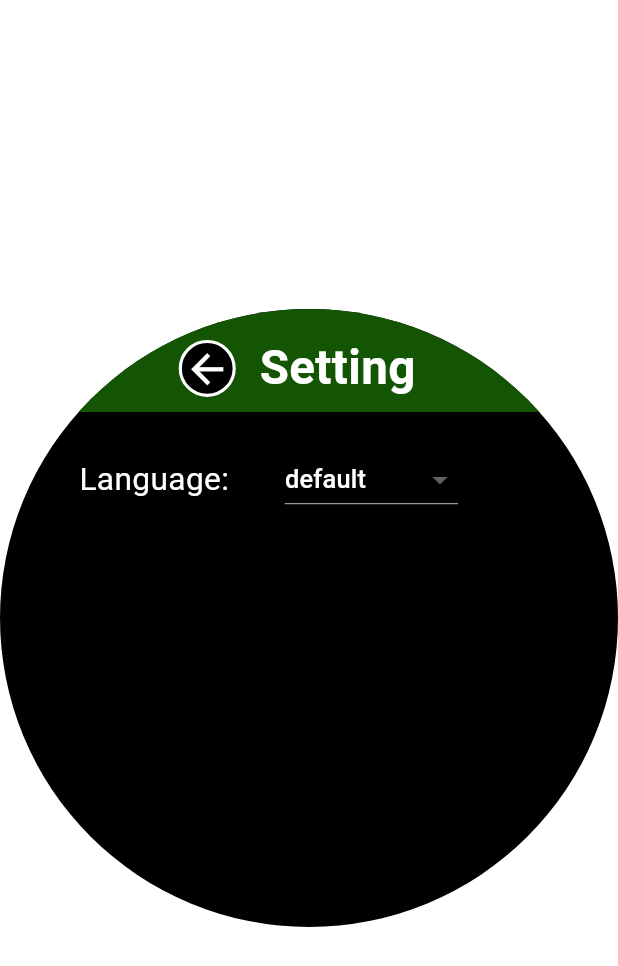
After one commit to raymondtruongdev/ChatBot, a Flutter app: the SettingPage screen opened directly, on a phone screen of 412 x 824 dp. The commit adds this screen. Shown: the top 966 px of the screen. Run offline on Flutter 3.47's test engine with Material 3 defaults, Android fonts, the phone set to English and light mode, and no system bars; our stand-ins replace device_info_plus, flutter_screenutil, get, logger, lottie, permission_handler and 1 more; missing offline and left inert: flutter_sound.

Commit message:
add setting for user change language in  speech to text detection

```diff
--- a/lib/controller/speech_to_text_controller.dart
+++ b/lib/controller/speech_to_text_controller.dart
@@ -4,11 +4,14 @@ class SpeechToTextController extends GetxController {
 // ==================== Variables ==============================================
 
   late final RxBool _isRecording = false.obs;
+  List<LangquageName> languageNames = [];
+  String currentLocaleIdBot = 'default';
 
   @override
   void onInit() {
     super.onInit();
     _isRecording.value = false;
+    _initlanguageNames();
   }
 
 // ==================== Getters ================================================
@@ -16,6 +19,12 @@ class SpeechToTextController extends GetxController {
 // ==================== Setters ================================================
 
 // ==================== Uitlilty Functions =====================================
+  void _initlanguageNames() {
+    languageNames.add(LangquageName('default', 'default'));
+    languageNames.add(LangquageName('en_US', 'English'));
+    languageNames.add(LangquageName('vi_VN', 'Vietnamese'));
+    currentLocaleIdBot = 'default';
+  }
 }
 
 class RecordStatus {
@@ -28,3 +37,13 @@ class RecordStatus {
   static const String none = 'none';
   static const String exit = 'exit';
 }
+
+/// A single locale with a [name], localized to the current system locale,
+/// and a [localeId] which can be used in the [SpeechToText.listen] method to choose a
+/// locale for speech recognition.
+class LangquageName {
+  final String localeId;
+  final String name;
+
+  LangquageName(this.localeId, this.name);
+}
--- /dev/null
+++ b/lib/pages/setting_page.dart
@@ -0,0 +1,172 @@
+import 'package:chat_bot/controller/chatbot_controller.dart';
+import 'package:chat_bot/controller/speech_to_text_controller.dart';
+import 'package:flutter/material.dart';
+import 'package:flutter_screenutil/flutter_screenutil.dart';
+import 'package:get/get.dart';
+
+final ChatBotController chatBotController =
+    Get.put(ChatBotController(), permanent: true);
+
+final SpeechToTextController speechToTextController =
+    Get.put(SpeechToTextController(), permanent: true);
+
+class SettingPage extends StatefulWidget {
+  const SettingPage({super.key});
+
+  @override
+  State<SettingPage> createState() => _SettingPageState();
+}
+
+class _SettingPageState extends State<SettingPage> {
+  @override
+  void initState() {
+    super.initState();
+  }
+
+  @override
+  Widget build(BuildContext context) {
+    double watchSize = chatBotController.getWatchSize();
+    return Scaffold(
+      backgroundColor: Theme.of(context).colorScheme.background,
+      body: Center(
+        child: Container(
+          width: double.infinity,
+          height: double.infinity,
+          color:
+              chatBotController.isCircleDevice() ? Colors.black : Colors.white,
+          child: Center(
+            child: ScreenUtilInit(
+              designSize: const Size(390, 390),
+              minTextAdapt: true,
+              splitScreenMode: true,
+              child: ClipOval(
+                child: Container(
+                  color: Colors.black,
+                  width: watchSize,
+                  height: watchSize,
+                  child: Column(
+                    children: [
+                      const HeaderPage(),
+                      SizedBox(height: 20.w),
+                      Padding(
+                        padding: EdgeInsets.only(left: 50.0.w),
+                        child: Row(
+                          children: [
+                            Text('Language: ',
+                                style: TextStyle(
+                                    color: Colors.white, fontSize: 20.sp)),
+                            SizedBox(width: 30.w),
+                            Container(
+                              decoration: BoxDecoration(
+                                color: Colors
+                                    .black, // Set the background color here
+                                borderRadius: BorderRadius.circular(
+                                    5.0), // Optional: Add border radius for styling
+                              ),
+                              child: DropdownButton<String>(
+                                onChanged: (selectedVal) {
+                                  print(selectedVal);
+                                  setState(() {
+                                    speechToTextController.currentLocaleIdBot =
+                                        selectedVal ?? 'default';
+                                  });
+                                },
+                                value:
+                                    speechToTextController.currentLocaleIdBot,
+                                dropdownColor:
+                                    const Color.fromARGB(220, 90, 90, 90),
+                                items: speechToTextController.languageNames
+                                    .map((localeName) {
+                                  return DropdownMenuItem<String>(
+                                    value: localeName.localeId,
+                                    child: Text(
+                                      localeName.name,
+                                      textAlign: TextAlign.center,
+                                      style: TextStyle(
+                                          color: Colors.white, fontSize: 16.sp),
+                                    ),
+                                  );
+                                }).toList(),
+                              ),
+                            ),
+                          ],
+                        ),
+                      ),
+                    ],
+                  ),
+                ),
+              ),
+            ),
+          ),
+        ),
+      ),
+    );
+  }
+}
+
+class HeaderPage extends StatelessWidget {
+  const HeaderPage({super.key});
+
+  @override
+  Widget build(BuildContext context) {
+    return Container(
+      height: 65.w,
+      color: const Color(0xff145503),
+      child: Padding(
+        padding: EdgeInsets.only(top: 10.w),
+        child: Row(
+          mainAxisAlignment: MainAxisAlignment.center,
+          children: [
+            Row(
+              children: [
+                Center(
+                  child: Container(
+                    width: 36.w,
+                    height: 36.w,
+                    decoration: BoxDecoration(
+                      shape: BoxShape.circle,
+                      color: Colors.black,
+                      border: Border.all(
+                        color: Colors.white, // Border color
+                        width: 2.0.w, // Border width
+                      ),
+                    ),
+                    child: ElevatedButton(
+                      onPressed: () {
+                        // Go to MainPage
+                        Navigator.pop(context);
+                      },
+                      style: ButtonStyle(
+                        elevation: MaterialStateProperty.all(
+                            0), // Remove button elevation
+                        backgroundColor:
+                            MaterialStateProperty.all(Colors.transparent),
+                        // Set background color to transparent
+                        padding: MaterialStateProperty.all(EdgeInsets.zero),
+                      ),
+                      child: Icon(
+                        Icons.arrow_back,
+                        color: Colors.white,
+                        size: 30.w,
+                      ),
+                    ),
+                  ),
+                ),
+                SizedBox(width: 15.w),
+                Text(
+                  'Setting',
+                  style: TextStyle(
+                    color: Colors.white,
+                    fontSize: 30.sp, // Using ScreenUtil for font size
+                    fontWeight: FontWeight.bold,
+                  ),
+                ),
+                SizedBox(width: 15.w),
+              ],
+            ),
+          ],
+        ),
+      ),
+    );
+  }
+}
```
Also changed, not shown: lib/pages/circle_chat_page.dart (+23 -5 lines), lib/pages/speech_to_text_page.dart (+24 -1 lines).
